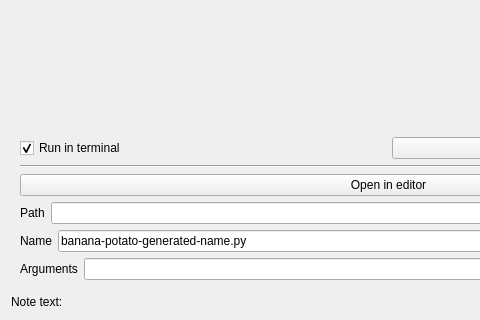
Qt form pamet/pamet/views/note/script/props_widget.ui (v-ko/pamet) before a commit; both pictures show x 0 to 480 and y 206 to 526 of the 777 by 526 pixel window.
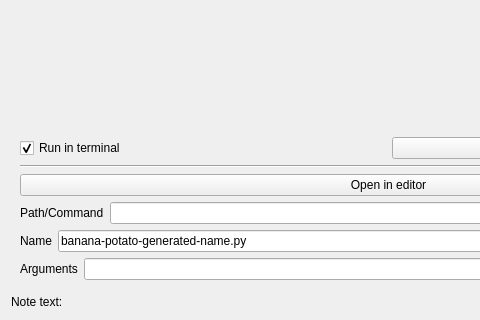
The same form after that commit.

Commit message: Updated a script edit widget label

```diff
--- a/pamet/pamet/views/note/script/props_widget.ui
+++ b/pamet/pamet/views/note/script/props_widget.ui
@@ -112,7 +112,7 @@
         <item>
          <widget class="QLabel" name="label_2">
           <property name="text">
-           <string>Path</string>
+           <string>Path/Command</string>
           </property>
          </widget>
         </item>
```
The commit also changes 1 other file.
